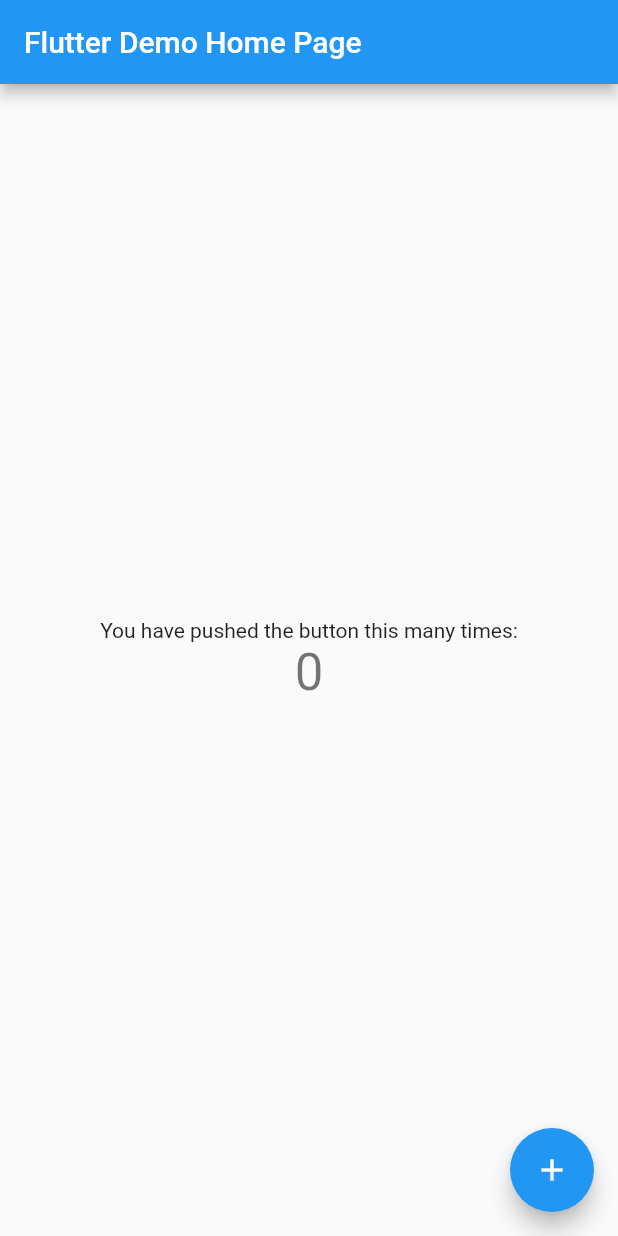
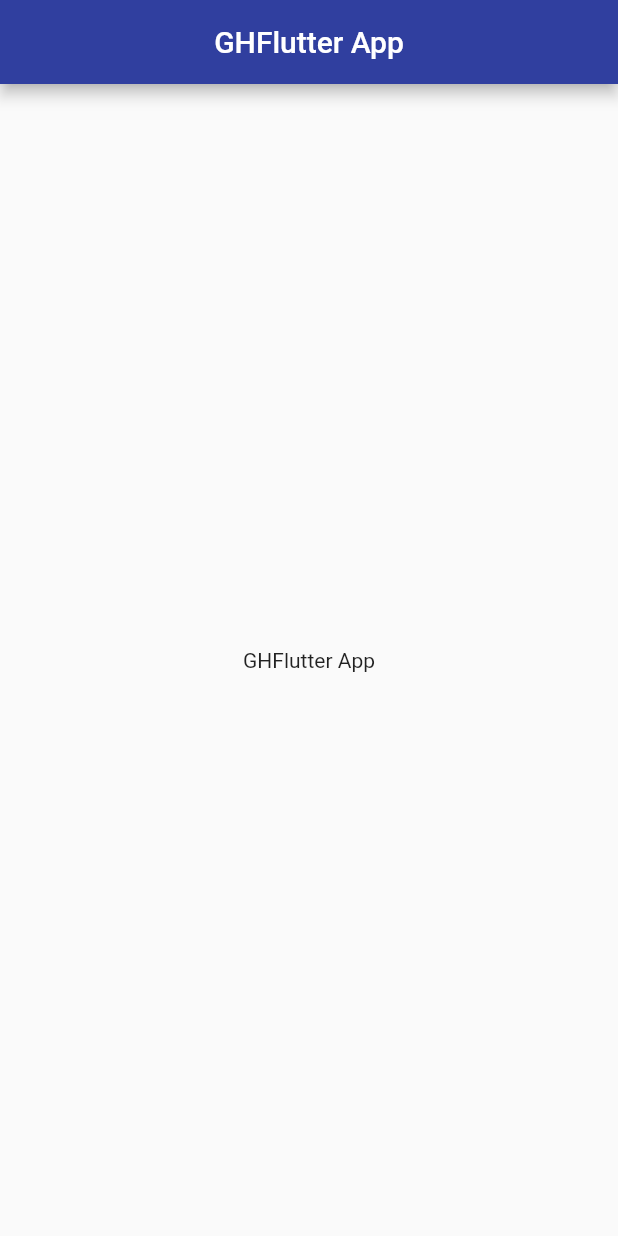
Before and after one commit to taiwoobe/ghflutter, a Flutter app: the screen it shows after launch, on a phone screen of 412 x 824 dp. Run offline on Flutter 3.47's test engine with Material 2 defaults, Android fonts, the phone set to English and light mode, and no system bars.

Commit message:
Setting up base file for the App

```diff
--- a/lib/main.dart
+++ b/lib/main.dart
@@ -1,111 +1,23 @@
 import 'package:flutter/material.dart';
+import 'strings.dart';
 
-void main() => runApp(MyApp());
+void main() => runApp(MyGHProfileApp());
 
-class MyApp extends StatelessWidget {
-  // This widget is the root of your application.
+class MyGHProfileApp extends StatelessWidget {
   @override
   Widget build(BuildContext context) {
     return MaterialApp(
-      title: 'Flutter Demo',
-      theme: ThemeData(
-        // This is the theme of your application.
-        //
-        // Try running your application with "flutter run". You'll see the
-        // application has a blue toolbar. Then, without quitting the app, try
-        // changing the primarySwatch below to Colors.green and then invoke
-        // "hot reload" (press "r" in the console where you ran "flutter run",
-        // or simply save your changes to "hot reload" in a Flutter IDE).
-        // Notice that the counter didn't reset back to zero; the application
-        // is not restarted.
-        primarySwatch: Colors.blue,
+      title: Strings.appTitle,
+      home: Scaffold(
+        appBar: AppBar(
+          title: Text(Strings.appTitle),
+          centerTitle: true,
+          backgroundColor: Colors.indigo.shade700,
+        ),
+        body: Center(
+          child: Text(Strings.appTitle),
+        ),
       ),
-      home: MyHomePage(title: 'Flutter Demo Home Page'),
     );
   }
 }
-
-class MyHomePage extends StatefulWidget {
-  MyHomePage({Key key, this.title}) : super(key: key);
-
-  // This widget is the home page of your application. It is stateful, meaning
-  // that it has a State object (defined below) that contains fields that affect
-  // how it looks.
-
-  // This class is the configuration for the state. It holds the values (in this
-  // case the title) provided by the parent (in this case the App widget) and
-  // used by the build method of the State. Fields in a Widget subclass are
-  // always marked "final".
-
-  final String title;
-
-  @override
-  _MyHomePageState createState() => _MyHomePageState();
-}
-
-class _MyHomePageState extends State<MyHomePage> {
-  int _counter = 0;
-
-  void _incrementCounter() {
-    setState(() {
-      // This call to setState tells the Flutter framework that something has
-      // changed in this State, which causes it to rerun the build method below
-      // so that the display can reflect the updated values. If we changed
-      // _counter without calling setState(), then the build method would not be
-      // called again, and so nothing would appear to happen.
-      _counter++;
-    });
-  }
-
-  @override
-  Widget build(BuildContext context) {
-    // This method is rerun every time setState is called, for instance as done
-    // by the _incrementCounter method above.
-    //
-    // The Flutter framework has been optimized to make rerunning build methods
-    // fast, so that you can just rebuild anything that needs updating rather
-    // than having to individually change instances of widgets.
-    return Scaffold(
-      appBar: AppBar(
-        // Here we take the value from the MyHomePage object that was created by
-        // the App.build method, and use it to set our appbar title.
-        title: Text(widget.title),
-      ),
-      body: Center(
-        // Center is a layout widget. It takes a single child and positions it
-        // in the middle of the parent.
-        child: Column(
-          // Column is also a layout widget. It takes a list of children and
-          // arranges them vertically. By default, it sizes itself to fit its
-          // children horizontally, and tries to be as tall as its parent.
-          //
-          // Invoke "debug painting" (press "p" in the console, choose the
-          // "Toggle Debug Paint" action from the Flutter Inspector in Android
-          // Studio, or the "Toggle Debug Paint" command in Visual Studio Code)
-          // to see the wireframe for each widget.
-          //
-          // Column has various properties to control how it sizes itself and
-          // how it positions its children. Here we use mainAxisAlignment to
-          // center the children vertically; the main axis here is the vertical
-          // axis because Columns are vertical (the cross axis would be
-          // horizontal).
-          mainAxisAlignment: MainAxisAlignment.center,
-          children: <Widget>[
-            Text(
-              'You have pushed the button this many times:',
-            ),
-            Text(
-              '$_counter',
-              style: Theme.of(context).textTheme.display1,
-            ),
-          ],
-        ),
-      ),
-      floatingActionButton: FloatingActionButton(
-        onPressed: _incrementCounter,
-        tooltip: 'Increment',
-        child: Icon(Icons.add),
-      ), // This trailing comma makes auto-formatting nicer for build methods.
-    );
-  }
-}
--- /dev/null
+++ b/lib/strings.dart
@@ -0,0 +1,3 @@
+class Strings {
+  static String appTitle = 'GHFlutter App';
+}
```
Also changed, not shown: 1 other file.
